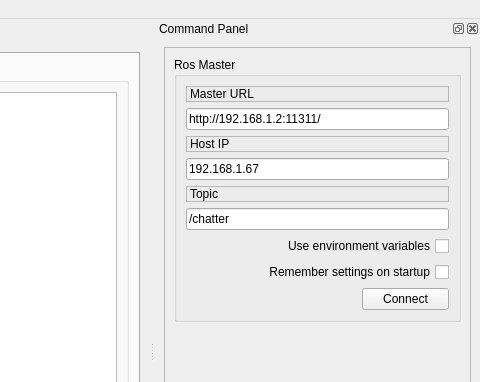
stonier/qt_ros, file qt_tutorials/ui/main_window.ui: the form before one commit; both pictures show x 464 to 944 and y 0 to 382 of the 944 by 704 pixel window.
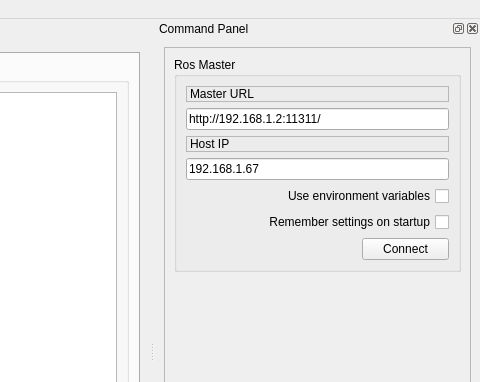
The form after the commit.

```diff
--- a/qt_tutorials/ui/main_window.ui
+++ b/qt_tutorials/ui/main_window.ui
@@ -170,26 +170,6 @@
             </widget>
            </item>
            <item row="4" column="0" colspan="2">
-            <widget class="QLabel" name="label_3">
-             <property name="frameShape">
-              <enum>QFrame::StyledPanel</enum>
-             </property>
-             <property name="frameShadow">
-              <enum>QFrame::Raised</enum>
-             </property>
-             <property name="text">
-              <string>Topic</string>
-             </property>
-            </widget>
-           </item>
-           <item row="5" column="0" colspan="2">
-            <widget class="QLineEdit" name="line_edit_topic">
-             <property name="text">
-              <string>/chatter</string>
-             </property>
-            </widget>
-           </item>
-           <item row="6" column="0" colspan="2">
             <widget class="QCheckBox" name="checkbox_use_environment">
              <property name="layoutDirection">
               <enum>Qt::RightToLeft</enum>
@@ -199,7 +179,7 @@
              </property>
             </widget>
            </item>
-           <item row="7" column="0" colspan="2">
+           <item row="5" column="0" colspan="2">
             <widget class="QCheckBox" name="checkbox_remember_settings">
              <property name="layoutDirection">
               <enum>Qt::RightToLeft</enum>
@@ -209,7 +189,7 @@
              </property>
             </widget>
            </item>
-           <item row="8" column="0">
+           <item row="6" column="0">
             <spacer name="horizontalSpacer">
              <property name="orientation">
               <enum>Qt::Horizontal</enum>
@@ -222,7 +202,7 @@
              </property>
             </spacer>
            </item>
-           <item row="8" column="1">
+           <item row="6" column="1">
             <widget class="QPushButton" name="button_connect">
              <property name="enabled">
               <bool>true</bool>
```
